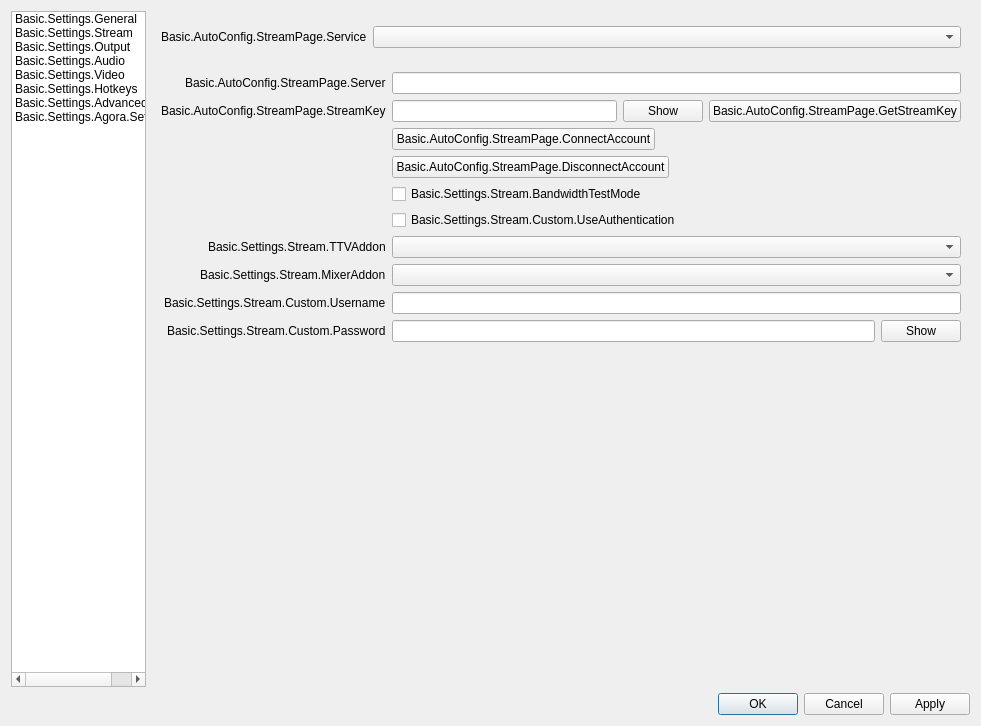
Old version of the form UI/forms/OBSBasicSettings.ui in the repository AgoraIO/OBS.
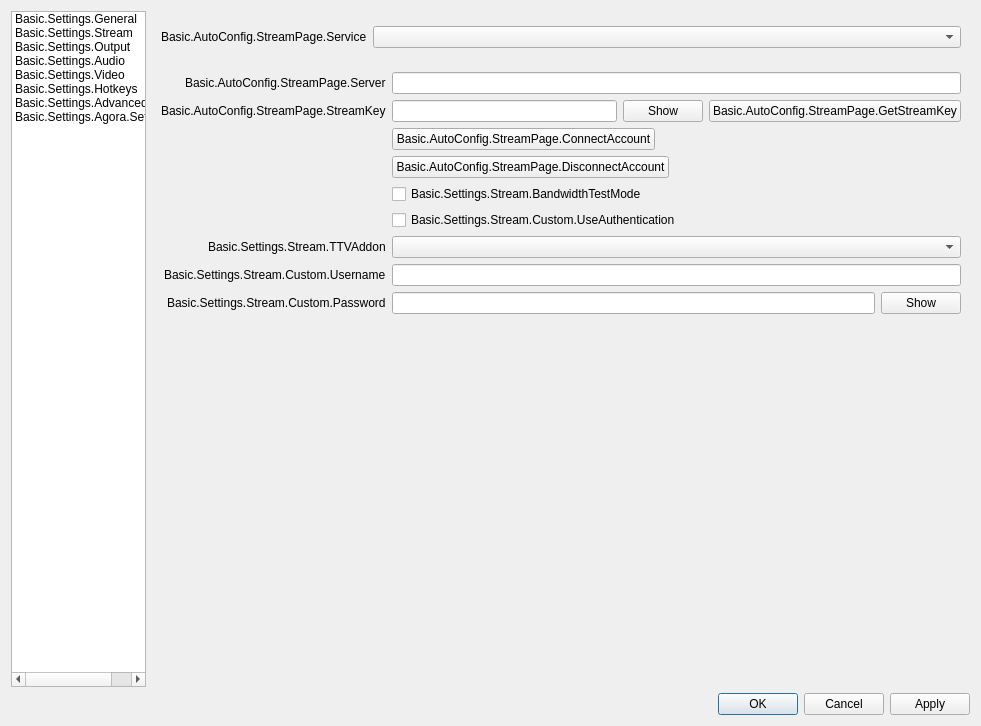
New version of the form. The open tabs and pages were chosen to show the change. Icons and pictures are not drawn. Custom widgets are drawn as their Qt base class.

Diff of the .ui file:
```diff
--- a/UI/forms/OBSBasicSettings.ui
+++ b/UI/forms/OBSBasicSettings.ui
@@ -1155,7 +1155,7 @@
                </property>
               </widget>
              </item>
-             <item row="9" column="0">
+             <item row="8" column="0">
               <widget class="QLabel" name="authUsernameLabel">
                <property name="text">
                 <string>Basic.Settings.Stream.Custom.Username</string>
@@ -1165,10 +1165,10 @@
                </property>
               </widget>
              </item>
-             <item row="9" column="1">
+             <item row="8" column="1">
               <widget class="QLineEdit" name="authUsername"/>
              </item>
-             <item row="10" column="0">
+             <item row="9" column="0">
               <widget class="QLabel" name="authPwLabel">
                <property name="text">
                 <string>Basic.Settings.Stream.Custom.Password</string>
@@ -1178,7 +1178,7 @@
                </property>
               </widget>
              </item>
-             <item row="10" column="1">
+             <item row="9" column="1">
               <widget class="QWidget" name="authPwWidget" native="true">
                <layout class="QHBoxLayout" name="horizontalLayout_25">
                 <property name="leftMargin">
@@ -1223,19 +1223,6 @@
                </property>
               </widget>
              </item>
-             <item row="8" column="0">
-              <widget class="QLabel" name="mixerAddonLabel">
-               <property name="text">
-                <string>Basic.Settings.Stream.MixerAddon</string>
-               </property>
-               <property name="buddy">
-                <cstring>mixerAddonDropdown</cstring>
-               </property>
-              </widget>
-             </item>
-             <item row="8" column="1">
-              <widget class="QComboBox" name="mixerAddonDropdown"/>
-             </item>
             </layout>
            </widget>
           </widget>
```
Left out of the diff: 575 changed lines with no effect on the pictures.
